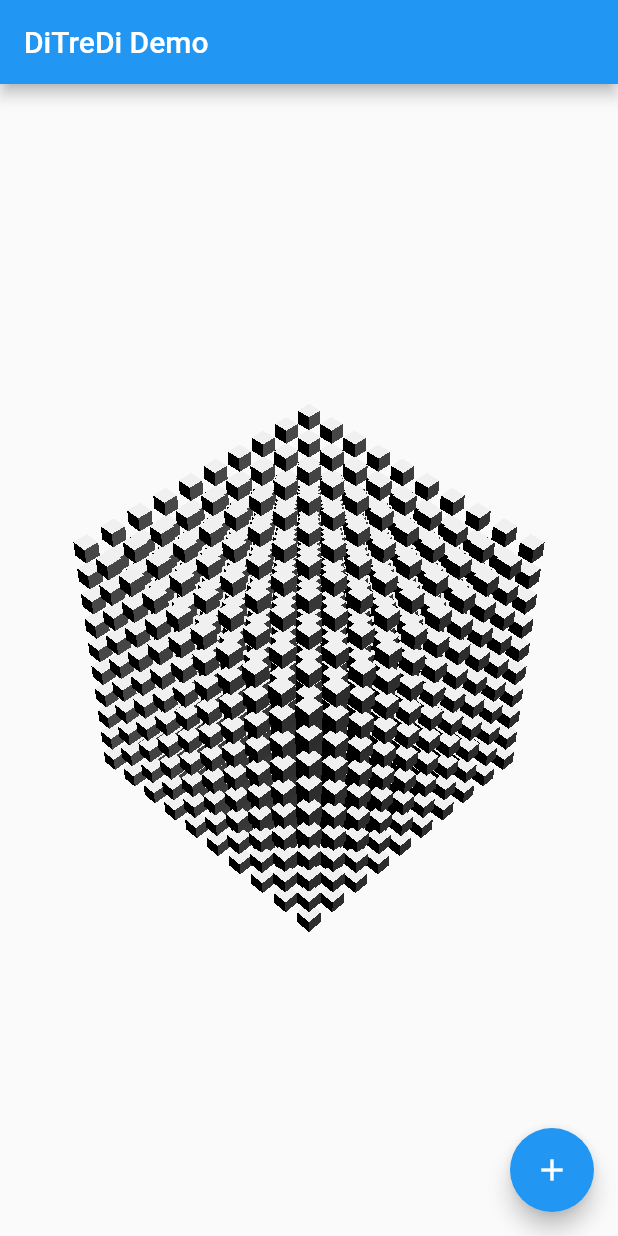
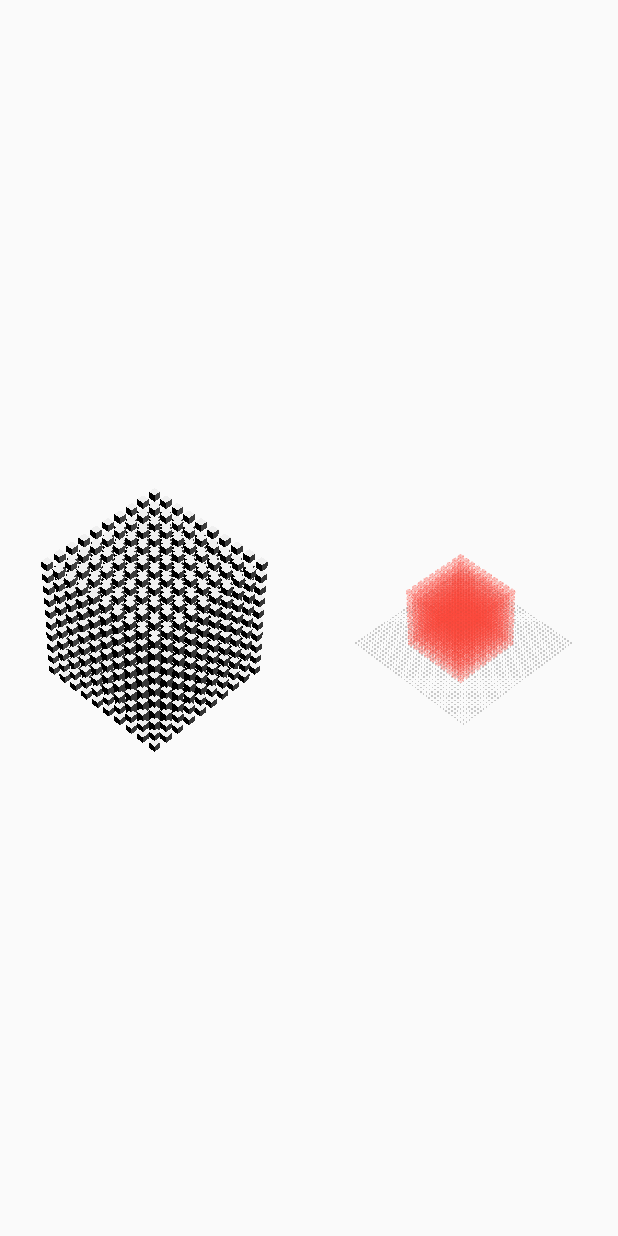
Before and after one commit to zh-wang/ditredi, a Flutter app: the screen it shows after launch, on a phone screen of 412 x 824 dp. Run offline on Flutter 3.47's test engine with Material 2 defaults, Android fonts, the phone set to English and light mode, and no system bars.

Commit message:
More samples

```diff
--- a/example/lib/main.dart
+++ b/example/lib/main.dart
@@ -3,11 +3,14 @@ import 'package:ditredi/ditredi.dart';
 import 'package:vector_math/vector_math_64.dart' as vector;
 
 void main() {
-  runApp(const MyApp());
+  runApp(MyApp());
 }
 
 class MyApp extends StatelessWidget {
-  const MyApp({Key? key}) : super(key: key);
+  MyApp({Key? key}) : super(key: key);
+
+  final aController = DiTreDiController();
+  final bController = DiTreDiController();
 
   @override
   Widget build(BuildContext context) {
@@ -16,58 +19,41 @@ class MyApp extends StatelessWidget {
       theme: ThemeData(
         primarySwatch: Colors.blue,
       ),
-      home: const MyHomePage(title: 'DiTreDi Demo'),
-    );
-  }
-}
-
-class MyHomePage extends StatefulWidget {
-  const MyHomePage({Key? key, required this.title}) : super(key: key);
-
-  final String title;
-
-  @override
-  State<MyHomePage> createState() => _MyHomePageState();
-}
-
-class _MyHomePageState extends State<MyHomePage> {
-  late DiTreDiController controller;
-
-  @override
-  void initState() {
-    super.initState();
-    controller = DiTreDiController();
-  }
-
-  @override
-  void dispose() {
-    controller.dispose();
-    super.dispose();
-  }
-
-  void _incrementCounter() {
-    controller.update(rotationY: controller.rotationY + 1);
-  }
-
-  @override
-  Widget build(BuildContext context) {
-    return Scaffold(
-      appBar: AppBar(
-        title: Text(widget.title),
-      ),
-      body: DiTreDiDraggable(
-        controller: controller,
-        child: DiTreDi(
-          figures: [
-            ..._generateCubes(),
+      home: Scaffold(
+        body: Flex(
+          direction: Axis.horizontal,
+          children: [
+            Expanded(
+              flex: 1,
+              child: DiTreDiDraggable(
+                controller: aController,
+                child: DiTreDi(
+                  figures: _generateCubes().toList(),
+                  controller: aController,
+                ),
+              ),
+            ),
+            Expanded(
+              flex: 1,
+              child: DiTreDiDraggable(
+                controller: bController,
+                child: DiTreDi(
+                  figures: [
+                    // place figures in drawing order when z-index is disabled
+                    PointPlane3D(40, Axis3D.y, 1, vector.Vector3(10, 0, 10)),
+                    ..._generateCubeLines(),
+                  ],
+                  controller: bController,
+                  // disable z index to boost drawing performance
+                  // for wireframes and points
+                  config: const DiTreDiConfig(
+                    supportZIndex: false,
+                  ),
+                ),
+              ),
+            ),
           ],
-          controller: controller,
         ),
-      ),
-      floatingActionButton: FloatingActionButton(
-        onPressed: _incrementCounter,
-        tooltip: 'Increment',
-        child: const Icon(Icons.add),
       ),
     );
   }
@@ -89,3 +75,20 @@ Iterable<Cube3D> _generateCubes() sync* {
     }
   }
 }
+
+Iterable<Line3D> _generateCubeLines() sync* {
+  for (var x = 0; x < 10; x++) {
+    for (var y = 0; y < 10; y++) {
+      for (var z = 0; z < 10; z++) {
+        yield* Cube3D(
+          0.5,
+          vector.Vector3(
+            x.toDouble() * 2,
+            y.toDouble() * 2,
+            z.toDouble() * 2,
+          ),
+        ).toLines().map((e) => e.copyWith(color: Colors.red.withAlpha(20)));
+      }
+    }
+  }
+}
```
